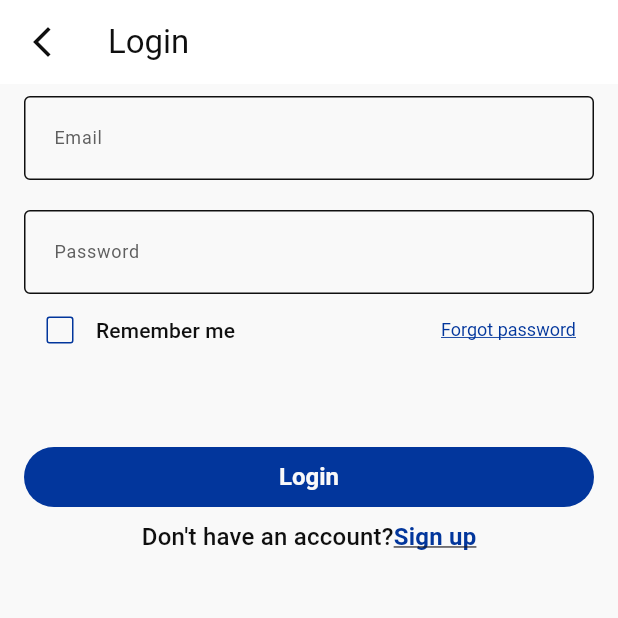
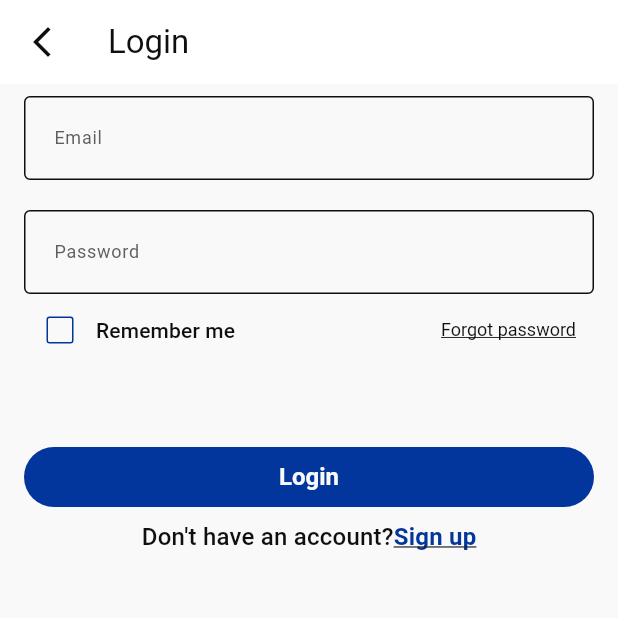
Before and after one commit to ahmedelazab1220/online_exam_app, a Flutter app: the screen it shows after launch, on a phone screen of 412 x 824 dp, the top half of it. Run offline on Flutter 3.47's test engine with Material 3 defaults, Android fonts, the phone set to English and light mode, and no system bars; our stand-ins replace easy_localization.

Commit message:
fix(auth): Refactor UI and navigation in Login screen.
- Applied TextButtonStyle from AppTheme to the "Forgot Password" button for consistent styling.
- Integrated NavigationManager for the back arrow in the AppBar to standardize navigation handling.

```diff
--- a/lib/core/utils/widgets/custom_app_bar.dart
+++ b/lib/core/utils/widgets/custom_app_bar.dart
@@ -1,11 +1,12 @@
 import 'package:flutter/material.dart';
+import 'package:online_exam_app/core/navigation/navigation_manager.dart';
 
 AppBar buildAppBar(context,{required String title}){
   return AppBar(
     backgroundColor: Colors.white,
     leading: GestureDetector(
       onTap: (){
-        Navigator.pop(context);
+        NavigationManager.goBack();
       },
       child: const Icon(
         Icons.arrow_back_ios_new,
--- a/lib/features/auth/login/presentation/view/widgets/dont_have_an_account_row_widget.dart
+++ b/lib/features/auth/login/presentation/view/widgets/dont_have_an_account_row_widget.dart
@@ -7,10 +7,7 @@ class DontHaveAnAccountRowWidget extends StatelessWidget {
 
   @override
   Widget build(BuildContext context) {
-    return Row(
-      mainAxisAlignment: MainAxisAlignment.center,
-      children: [
-    RichText(
+    return RichText(
     text: TextSpan(
     text: context.dontHaveAnAccount,
       style:  Theme.of(context).textTheme.titleMedium,
@@ -25,8 +22,6 @@ class DontHaveAnAccountRowWidget extends StatelessWidget {
         ),
       ],
     ),
-    ),
-      ],
     );
   }
 }
--- a/lib/features/auth/login/presentation/view/widgets/remember_me_widget.dart
+++ b/lib/features/auth/login/presentation/view/widgets/remember_me_widget.dart
@@ -1,4 +1,5 @@
 import 'package:flutter/material.dart';
+import 'package:online_exam_app/core/assets/app_colors.dart';
 import 'package:online_exam_app/core/utils/extenstion/translations.dart';
 
 class RememberMeAndForgetPassword extends StatefulWidget {
@@ -25,15 +26,11 @@ class _RememberMeAndForgetPasswordState extends State<RememberMeAndForgetPasswor
         style: Theme.of(context).textTheme.titleSmall,),
         Spacer(),
         TextButton(onPressed: (){},
-         style: ButtonStyle(
-           textStyle: WidgetStateProperty.all(
-              TextStyle(
-               decoration: TextDecoration.underline,
-               fontWeight: FontWeight.w400,
-               fontSize: 12,
-             ),
-           ),
-         ), child: Text(context.forgotPassword),
+         style: Theme.of(context).textButtonTheme.style?.copyWith(foregroundColor:WidgetStatePropertyAll(AppColors.black),textStyle:WidgetStatePropertyAll(TextStyle(
+           decoration: TextDecoration.underline,
+           fontWeight: FontWeight.w400,
+           fontSize: 12,))  )
+          , child: Text(context.forgotPassword),
         )
       ],
     );
```
Also changed, not shown: lib/features/auth/login/presentation/view/widgets/login_body.dart (+3 -31 lines).
